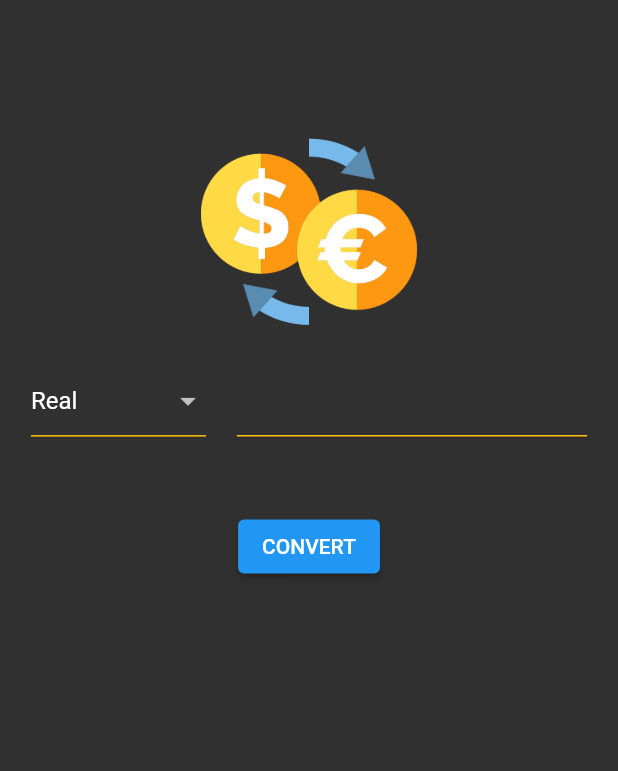
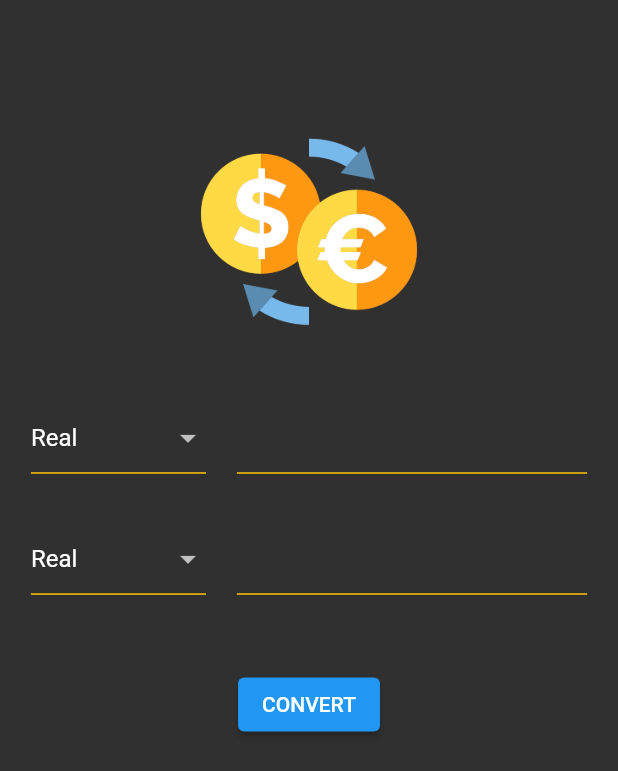
Before and after one commit to andrius111/flutter-currency-converter, a Flutter app: the screen it shows after launch, on a phone screen of 412 x 824 dp. Shown: the top 771 px of the screen. Run offline on Flutter 3.47's test engine with Material 2 defaults, Android fonts, the phone set to English and light mode, and no system bars.

```diff
--- a/lib/app/views/home_view.dart
+++ b/lib/app/views/home_view.dart
@@ -1,3 +1,4 @@
+import 'package:conversor_moedas/app/widgets/currency_box.dart';
 import 'package:flutter/material.dart';
 
 class HomeView extends StatelessWidget {
@@ -24,59 +25,13 @@ class HomeView extends StatelessWidget {
                 ),
               ),
               SizedBox(
-                height: size.height * .02,
+                height: size.height * .05,
               ),
+              CurrencyBox(),
               SizedBox(
-                width: size.width,
-                child: Row(
-                  crossAxisAlignment: CrossAxisAlignment.start,
-                  children: [
-                    Expanded(
-                      flex: 1,
-                      child: SizedBox(
-                        height: 56,
-                        child: DropdownButton(
-                          isExpanded: true,
-                          underline: Container(
-                            height: 1,
-                            color: Colors.amber,
-                          ),
-                          items: [
-                            DropdownMenuItem(
-                              child: Text('Real'),
-                            ),
-                            DropdownMenuItem(
-                              child: Text('Dolar'),
-                            ),
-                          ],
-                          onChanged: (_) {},
-                        ),
-                      ),
-                    ),
-                    SizedBox(
-                      width: size.width * 0.05,
-                    ),
-                    Expanded(
-                      flex: 2,
-                      child: TextField(
-                        onChanged: (_) {},
-                        decoration: InputDecoration(
-                          enabledBorder: UnderlineInputBorder(
-                            borderSide: BorderSide(
-                              color: Colors.amber,
-                            ),
-                          ),
-                          focusedBorder: UnderlineInputBorder(
-                            borderSide: BorderSide(
-                              color: Colors.amber,
-                            ),
-                          ),
-                        ),
-                      ),
-                    ),
-                  ],
-                ),
+                height: size.height * .03,
               ),
+              CurrencyBox(),
               SizedBox(
                 height: size.height * .05,
               ),
--- /dev/null
+++ b/lib/app/widgets/currency_box.dart
@@ -0,0 +1,59 @@
+import 'package:flutter/material.dart';
+
+class CurrencyBox extends StatelessWidget {
+  @override
+  Widget build(BuildContext context) {
+    Size size = MediaQuery.of(context).size;
+    return SizedBox(
+      width: size.width,
+      child: Row(
+        crossAxisAlignment: CrossAxisAlignment.start,
+        children: [
+          Expanded(
+            flex: 1,
+            child: SizedBox(
+              height: 56,
+              child: DropdownButton(
+                isExpanded: true,
+                underline: Container(
+                  height: 1,
+                  color: Colors.amber,
+                ),
+                items: [
+                  DropdownMenuItem(
+                    child: Text('Real'),
+                  ),
+                  DropdownMenuItem(
+                    child: Text('Dolar'),
+                  ),
+                ],
+                onChanged: (_) {},
+              ),
+            ),
+          ),
+          SizedBox(
+            width: size.width * 0.05,
+          ),
+          Expanded(
+            flex: 2,
+            child: TextField(
+              onChanged: (_) {},
+              decoration: InputDecoration(
+                enabledBorder: UnderlineInputBorder(
+                  borderSide: BorderSide(
+                    color: Colors.amber,
+                  ),
+                ),
+                focusedBorder: UnderlineInputBorder(
+                  borderSide: BorderSide(
+                    color: Colors.amber,
+                  ),
+                ),
+              ),
+            ),
+          ),
+        ],
+      ),
+    );
+  }
+}
```
Also changed, not shown: lib/app/controllers/home_controller.dart (added, +33 -0 lines).
